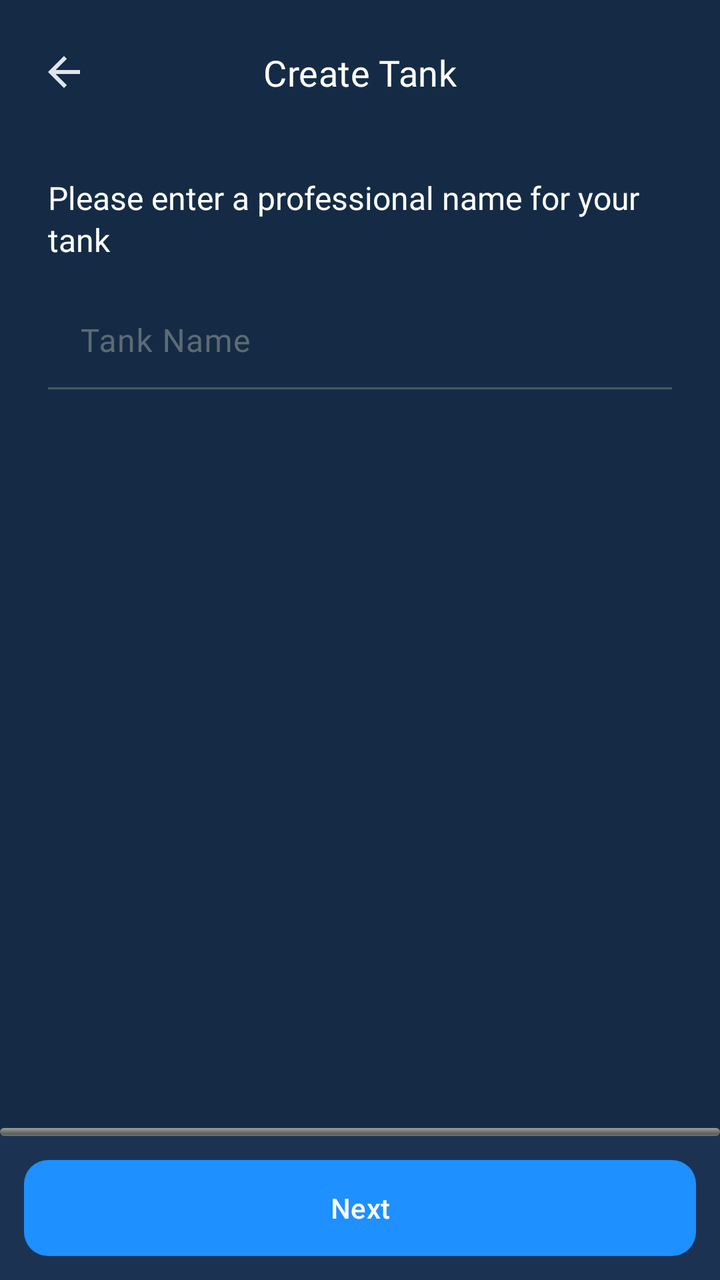
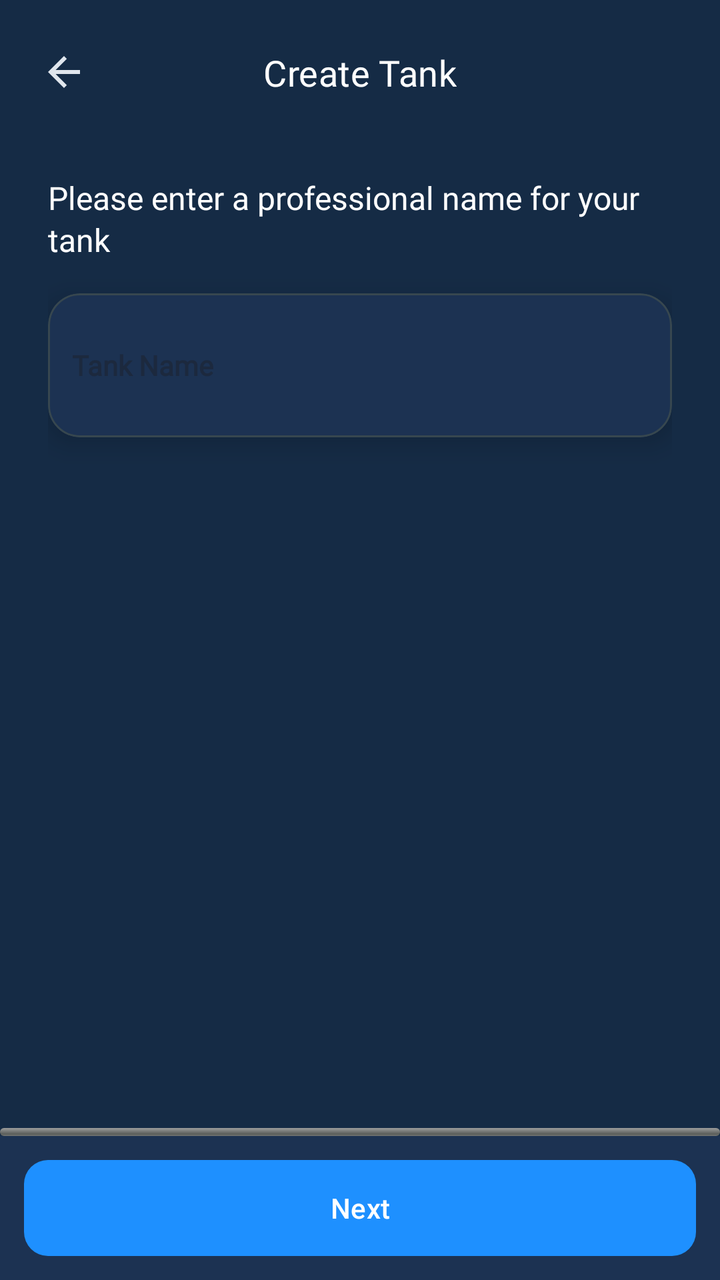

An Android layout rendered at two revisions. The XML below is the earlier revision; the diff shows what the commit changed to produce the second picture.
<!-- AndroidManifest.xml: application theme AppTheme -->
<!-- res/layout/fragment_create_tank.xml -->
<?xml version="1.0" encoding="utf-8"?>
<androidx.constraintlayout.widget.ConstraintLayout 
    xmlns:android="http://schemas.android.com/apk/res/android"
    xmlns:app="http://schemas.android.com/apk/res-auto"
    android:layout_width="match_parent"
    android:layout_height="match_parent"
    android:background="@color/background_color">

    
    <androidx.constraintlayout.widget.ConstraintLayout
        android:id="@+id/headerContainer"
        android:layout_width="match_parent"
        android:layout_height="wrap_content"
        android:paddingHorizontal="16dp"
        android:paddingTop="20dp"
        android:paddingBottom="12dp"
        android:background="@color/background_color"
        app:layout_constraintTop_toTopOf="parent">

        <ImageView
            android:id="@+id/btnBack"
            android:layout_width="32dp"
            android:layout_height="32dp"
            android:src="@drawable/ic_back"
            android:scaleType="center"
            app:tint="?attr/colorOnSurface"
            android:clickable="true"
            android:focusable="true"
            android:contentDescription="Back"
            app:layout_constraintBottom_toBottomOf="parent"
            app:layout_constraintStart_toStartOf="parent"
            app:layout_constraintTop_toTopOf="parent" />

        <TextView
            android:id="@+id/tvTitle"
            style="@style/TextAppearance.Aqua.StepTitle"
            android:layout_width="wrap_content"
            android:layout_height="wrap_content"
            android:text="Create Tank"
            android:importantForAccessibility="yes"
            app:layout_constraintTop_toTopOf="parent"
            app:layout_constraintBottom_toBottomOf="parent"
            app:layout_constraintStart_toStartOf="parent"
            app:layout_constraintEnd_toEndOf="parent" />
    </androidx.constraintlayout.widget.ConstraintLayout>

    
    <androidx.constraintlayout.widget.ConstraintLayout
        android:id="@+id/stepContainer"
        android:layout_width="0dp"
        android:layout_height="0dp"
        app:layout_constraintTop_toBottomOf="@id/headerContainer"
        app:layout_constraintBottom_toTopOf="@+id/bottomContainer"
        app:layout_constraintStart_toStartOf="parent"
        app:layout_constraintEnd_toEndOf="parent">

        
        <androidx.constraintlayout.widget.ConstraintLayout
            android:id="@+id/step1Layout"
            android:layout_width="0dp"
            android:layout_height="0dp"
            android:visibility="visible"
            app:layout_constraintTop_toTopOf="parent"
            app:layout_constraintBottom_toBottomOf="parent"
            app:layout_constraintStart_toStartOf="parent"
            app:layout_constraintEnd_toEndOf="parent"
            android:padding="24dp">

            
            <TextView
                android:id="@+id/tvStep1Title"
                android:layout_width="0dp"
                android:layout_height="wrap_content"
                android:text="Please enter a professional name for your tank"
                android:textColor="@android:color/white"
                android:textSize="16sp"
                android:lineSpacingExtra="2dp"
                android:fontFamily="@font/inter_regular"
                app:layout_constraintTop_toTopOf="parent"
                app:layout_constraintStart_toStartOf="parent"
                app:layout_constraintEnd_toEndOf="parent" />

            
            <com.google.android.material.textfield.TextInputLayout
                android:id="@+id/tankNameInputLayout"
                android:layout_width="0dp"
                android:layout_height="wrap_content"
                android:layout_marginTop="16dp"
                android:hint="Tank Name"
                app:boxBackgroundMode="filled"
                app:boxCornerRadiusTopStart="8dp"
                app:boxCornerRadiusTopEnd="8dp"
                app:boxCornerRadiusBottomStart="8dp"
                app:boxCornerRadiusBottomEnd="8dp"
                app:hintTextColor="@color/gray_hint"
                app:layout_constraintTop_toBottomOf="@id/tvStep1Title"
                app:layout_constraintStart_toStartOf="parent"
                app:layout_constraintEnd_toEndOf="parent">

                <com.google.android.material.textfield.TextInputEditText
                    android:id="@+id/etTankName"
                    android:layout_width="match_parent"
                    android:layout_height="48dp"
                    android:inputType="textCapWords"
                    android:textColor="@android:color/white"
                    android:fontFamily="@font/inter_regular"/>
            </com.google.android.material.textfield.TextInputLayout>

        </androidx.constraintlayout.widget.ConstraintLayout>

        
        <androidx.constraintlayout.widget.ConstraintLayout
            android:id="@+id/step2Layout"
            android:layout_width="0dp"
            android:layout_height="0dp"
            android:visibility="gone"
            app:layout_constraintTop_toTopOf="parent"
            app:layout_constraintBottom_toBottomOf="parent"
            app:layout_constraintStart_toStartOf="parent"
            app:layout_constraintEnd_toEndOf="parent"/>

        
        <androidx.constraintlayout.widget.ConstraintLayout
            android:id="@+id/step3Layout"
            android:layout_width="0dp"
            android:layout_height="0dp"
            android:visibility="gone"
            app:layout_constraintTop_toTopOf="parent"
            app:layout_constraintBottom_toBottomOf="parent"
            app:layout_constraintStart_toStartOf="parent"
            app:layout_constraintEnd_toEndOf="parent"/>

        
        <androidx.constraintlayout.widget.ConstraintLayout
            android:id="@+id/step4Layout"
            android:layout_width="0dp"
            android:layout_height="0dp"
            android:visibility="gone"
            app:layout_constraintTop_toTopOf="parent"
            app:layout_constraintBottom_toBottomOf="parent"
            app:layout_constraintStart_toStartOf="parent"
            app:layout_constraintEnd_toEndOf="parent"/>

        
        <androidx.constraintlayout.widget.ConstraintLayout
            android:id="@+id/step5Layout"
            android:layout_width="0dp"
            android:layout_height="0dp"
            android:visibility="gone"
            app:layout_constraintTop_toTopOf="parent"
            app:layout_constraintBottom_toBottomOf="parent"
            app:layout_constraintStart_toStartOf="parent"
            app:layout_constraintEnd_toEndOf="parent"/>
    </androidx.constraintlayout.widget.ConstraintLayout>

    
    <ProgressBar
        android:id="@+id/progressBar"
        style="@android:style/Widget.ProgressBar.Horizontal"
        android:layout_width="0dp"
        android:layout_height="4dp"
        android:progress="0"
        android:max="100"
        android:progressTint="#1FAA59"
        android:indeterminate="false"
        app:layout_constraintStart_toStartOf="parent"
        app:layout_constraintEnd_toEndOf="parent"
        app:layout_constraintBottom_toTopOf="@id/bottomContainer" />

    
    <LinearLayout
        android:id="@+id/bottomContainer"
        android:layout_width="0dp"
        android:layout_height="wrap_content"
        android:orientation="vertical"
        android:background="#1C3252"
        android:padding="12dp"
        app:layout_constraintBottom_toBottomOf="parent"
        app:layout_constraintStart_toStartOf="parent"
        app:layout_constraintEnd_toEndOf="parent">

        
        <com.google.android.material.button.MaterialButton
            android:id="@+id/btnNext"
            style="@style/Widget.Aqua.PrimaryButton"
            android:layout_width="match_parent"
            android:layout_height="48dp"
            android:text="Next"/>
    </LinearLayout>

</androidx.constraintlayout.widget.ConstraintLayout>
<!-- resources referenced by this layout -->
<resources>
  <color name="background_color">#152B45</color>
  <!-- drawable ic_back (drawable) -->
  <?xml version="1.0" encoding="utf-8"?>
  <vector xmlns:android="http://schemas.android.com/apk/res/android"
      android:width="24dp"
      android:height="24dp"
      android:viewportWidth="24"
      android:viewportHeight="24">
  
      <path
          android:fillColor="@android:color/white"
          android:pathData="M20,11H7.83L13.42,5.41L12,4l-8,8 8,8 1.41,-1.41L7.83,13H20v-2z" />
  </vector>
  <style name="TextAppearance.Aqua.StepTitle" parent="TextAppearance.Material3.TitleSmall">
      <item name="fontFamily">@font/inter_regular</item>
      <item name="android:fontFamily">@font/inter_regular</item>
      <item name="android:textColor">@android:color/white</item>
      <item name="android:textSize">18sp</item>
      <item name="android:lineHeight">20sp</item> 
  </style>
  <style name="Widget.Aqua.PrimaryButton" parent="Widget.Material3.Button">
      <item name="android:textColor">@android:color/white</item>
      <item name="cornerRadius">12dp</item>
      <item name="android:insetTop">0dp</item>
      <item name="android:insetBottom">0dp</item>
      <item name="android:paddingTop">12dp</item>
      <item name="android:paddingBottom">12dp</item>
      <item name="backgroundTint">@color/aqua_button_blue</item>
  </style>
  <style name="AppTheme" parent="Theme.Material3.DayNight.NoActionBar">
  
          
          <item name="colorPrimary">@color/md_theme_light_primary</item>
          <item name="colorOnPrimary">@color/md_theme_light_onPrimary</item>
          <item name="colorSecondary">@color/md_theme_light_secondary</item>
          <item name="colorOnSecondary">@color/md_theme_light_onSecondary</item>
  
          
          <item name="android:colorBackground">@color/md_theme_light_background</item>
          <item name="colorSurface">@color/md_theme_light_surface</item>
          <item name="colorOnSurface">@color/md_theme_light_onSurface</item>
  
          
          <item name="colorSurfaceVariant">@color/md_theme_light_surfaceVariant</item>
          <item name="colorOnSurfaceVariant">@color/md_theme_light_onSurfaceVariant</item>
          <item name="colorOutline">@color/md_theme_light_outline</item>
          <item name="colorOutlineVariant">@color/md_theme_light_outlineVariant</item>
          <item name="colorError">@color/md_theme_light_error</item>
          <item name="colorOnError">@color/md_theme_light_onError</item>
  
          
          <item name="android:statusBarColor">@android:color/transparent</item>
          <item name="android:navigationBarColor">@android:color/black</item>
  
          
          <item name="android:windowLightStatusBar">true</item>
          <item name="android:windowLightNavigationBar">true</item>
  
          
          <item name="windowActionBar">false</item>
          <item name="android:windowNoTitle">true</item>
      </style>
  <color name="aqua_button_blue">#1E90FF</color>
  <color name="md_theme_light_primary">#2196F3</color>
  <color name="md_theme_light_onPrimary">#FFFFFF</color>
  <color name="md_theme_light_secondary">#4A6363</color>
  <color name="md_theme_light_onSecondary">#FFFFFF</color>
  <color name="md_theme_light_background">#152B45</color>
  <color name="md_theme_light_surface">#152B45</color>
  <color name="md_theme_light_onSurface">#E0E6ED</color>
  <color name="md_theme_light_surfaceVariant">#233042</color>
  <color name="md_theme_light_onSurfaceVariant">#5C6B75</color>
  <color name="md_theme_light_outline">#455A64</color>
  <color name="md_theme_light_outlineVariant">#37474F</color>
  <color name="md_theme_light_error">#D32F2F</color>
  <color name="md_theme_light_onError">#FFFFFF</color>
</resources>

<!-- the commit's change to res/layout/fragment_create_tank.xml (unified diff, before → after) -->
@@ -50,7 +50,7 @@
         android:layout_width="0dp"
         android:layout_height="0dp"
         app:layout_constraintTop_toBottomOf="@id/headerContainer"
-        app:layout_constraintBottom_toTopOf="@+id/bottomContainer"
+        app:layout_constraintBottom_toTopOf="@id/bottomContainer"
         app:layout_constraintStart_toStartOf="parent"
         app:layout_constraintEnd_toEndOf="parent">
 
@@ -60,11 +60,11 @@
             android:layout_width="0dp"
             android:layout_height="0dp"
             android:visibility="visible"
+            android:padding="24dp"
             app:layout_constraintTop_toTopOf="parent"
             app:layout_constraintBottom_toBottomOf="parent"
             app:layout_constraintStart_toStartOf="parent"
-            app:layout_constraintEnd_toEndOf="parent"
-            android:padding="24dp">
+            app:layout_constraintEnd_toEndOf="parent">
 
             
             <TextView
@@ -81,30 +81,36 @@
                 app:layout_constraintEnd_toEndOf="parent" />
 
             
-            <com.google.android.material.textfield.TextInputLayout
-                android:id="@+id/tankNameInputLayout"
-                android:layout_width="0dp"
+            <com.google.android.material.card.MaterialCardView
+                android:id="@+id/cardTankName"
+                style="@style/Widget.Aqua.CardStyles"
+                android:layout_width="match_parent"
                 android:layout_height="wrap_content"
                 android:layout_marginTop="16dp"
-                android:hint="Tank Name"
-                app:boxBackgroundMode="filled"
-                app:boxCornerRadiusTopStart="8dp"
-                app:boxCornerRadiusTopEnd="8dp"
-                app:boxCornerRadiusBottomStart="8dp"
-                app:boxCornerRadiusBottomEnd="8dp"
-                app:hintTextColor="@color/gray_hint"
                 app:layout_constraintTop_toBottomOf="@id/tvStep1Title"
                 app:layout_constraintStart_toStartOf="parent"
                 app:layout_constraintEnd_toEndOf="parent">
 
-                <com.google.android.material.textfield.TextInputEditText
-                    android:id="@+id/etTankName"
+                <LinearLayout
                     android:layout_width="match_parent"
-                    android:layout_height="48dp"
-                    android:inputType="textCapWords"
-                    android:textColor="@android:color/white"
-                    android:fontFamily="@font/inter_regular"/>
-            </com.google.android.material.textfield.TextInputLayout>
+                    android:layout_height="wrap_content"
+                    android:orientation="vertical"
+                    android:padding="12dp">
+
+                    <EditText
+                        android:id="@+id/etTankName"
+                        android:layout_width="match_parent"
+                        android:layout_height="48dp"
+                        android:background="@null"
+                        android:hint="Tank Name"
+                        android:inputType="textCapWords"
+                        android:padding="0dp"
+                        android:textColor="@android:color/white"
+                        android:textSize="14sp"
+                        android:fontFamily="@font/inter_regular"
+                        android:textStyle="bold"/>
+                </LinearLayout>
+            </com.google.android.material.card.MaterialCardView>
 
         </androidx.constraintlayout.widget.ConstraintLayout>
 
<!-- resource entries referenced after the edit -->
@@ -19,6 +19,12 @@
       <item name="android:textColor">@android:color/white</item>
       <item name="android:textSize">18sp</item>
       <item name="android:lineHeight">20sp</item> 
+  </style>
+  <style name="Widget.Aqua.CardStyles" parent="Widget.MaterialComponents.CardView">
+      <item name="cardBackgroundColor">@color/settings_card_background</item>
+      <item name="cardCornerRadius">16dp</item>
+      <item name="cardElevation">8dp</item>
+      <item name="cardUseCompatPadding">false</item>
   </style>
   <style name="Widget.Aqua.PrimaryButton" parent="Widget.Material3.Button">
       <item name="android:textColor">@android:color/white</item>
@@ -62,6 +68,7 @@
           <item name="windowActionBar">false</item>
           <item name="android:windowNoTitle">true</item>
       </style>
+  <color name="settings_card_background">#1C3252</color>
   <color name="aqua_button_blue">#1E90FF</color>
   <color name="md_theme_light_primary">#2196F3</color>
   <color name="md_theme_light_onPrimary">#FFFFFF</color>
